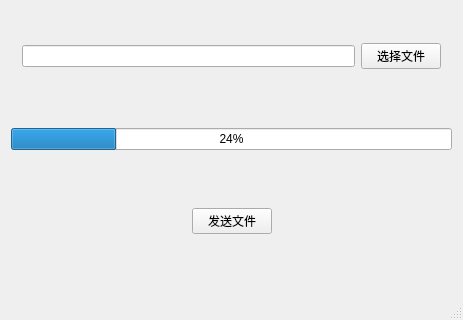
Old version of the form Mulit_Thread_tcp_client/Mulit_Thread_tcp_client/tcp_client_mulit_thread/mainwindow.ui in the repository liuyaohui0321/MyQt; both pictures show x 0 to 463 and y 174 to 494 of the 463 by 494 pixel window.
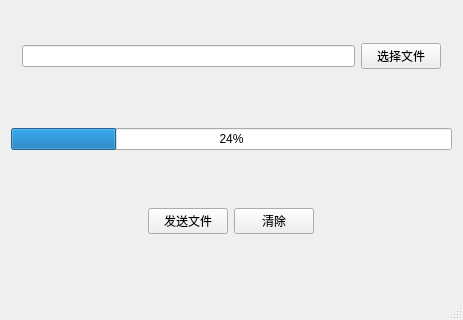
New version of the form.

```diff
--- a/Mulit_Thread_tcp_client/Mulit_Thread_tcp_client/tcp_client_mulit_thread/mainwindow.ui
+++ b/Mulit_Thread_tcp_client/Mulit_Thread_tcp_client/tcp_client_mulit_thread/mainwindow.ui
@@ -94,6 +94,13 @@
          </property>
         </widget>
        </item>
+       <item>
+        <widget class="QPushButton" name="pushButton">
+         <property name="text">
+          <string>清除</string>
+         </property>
+        </widget>
+       </item>
        <item>
         <spacer name="horizontalSpacer_2">
          <property name="orientation">
```
